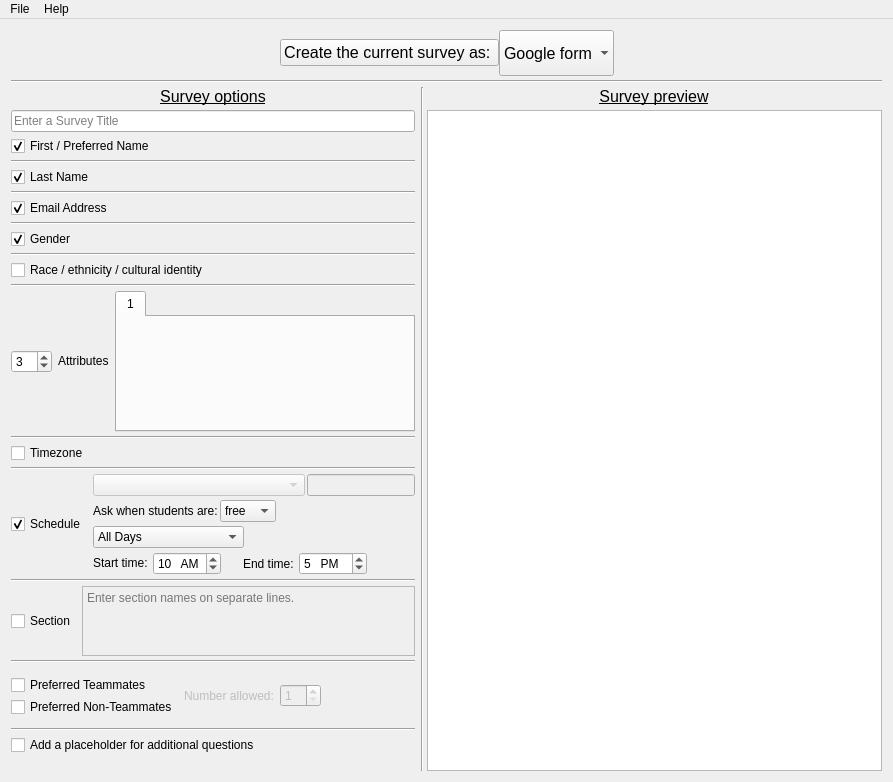
gruepr/gruepr, file surveymaker.ui: the form before one commit.
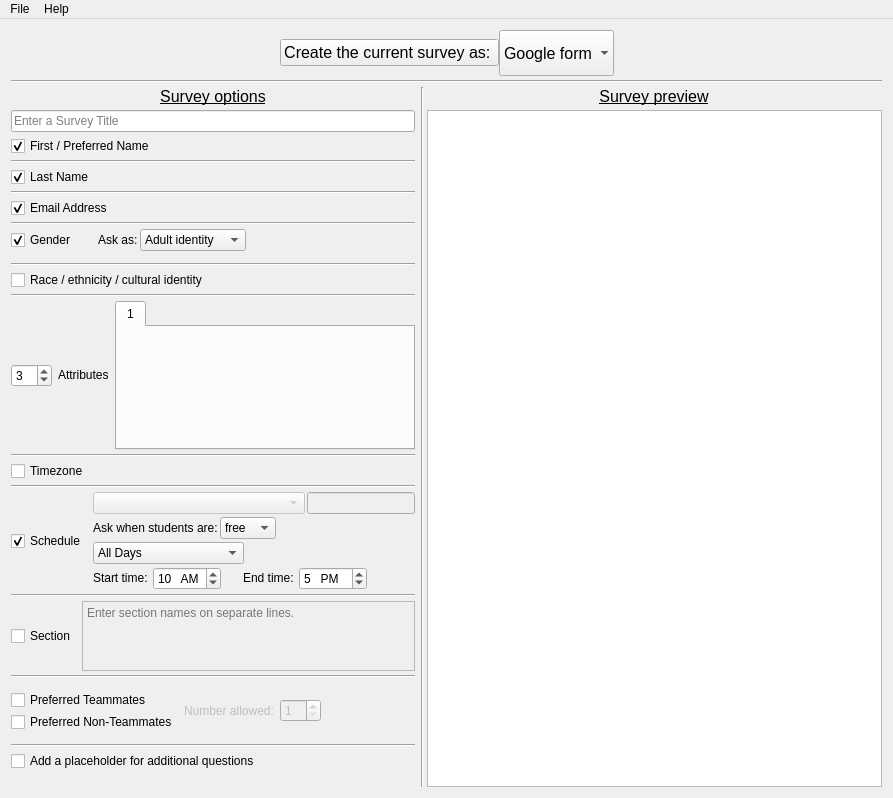
The form after the commit. Icons and pictures are not drawn.

Commit message:
Version 10.9 - Generalized gender handling
Surveymaker and gruepr now can use gender questions/values phrased as biological sex (male/female/nonbinary), adult gender (man/woman/nonbinary), child gender (boy/girl/nonbinary), or pronouns (he-him/she-her/they-them)

Diff of the .ui file:
```diff
--- a/surveymaker.ui
+++ b/surveymaker.ui
@@ -7,7 +7,7 @@
     <x>0</x>
     <y>0</y>
     <width>893</width>
-    <height>782</height>
+    <height>798</height>
    </rect>
   </property>
   <property name="windowTitle">
@@ -20,150 +20,52 @@
      <verstretch>1</verstretch>
     </sizepolicy>
    </property>
-   <layout class="QGridLayout" name="gridLayout" rowstretch="0,0,0,0,0,0,0,0,0,0,0,0,0,0,0,0,75,0,0,0,0,0,25,0,0,0,0,0,0,0,0" columnstretch="2,0,1,0">
+   <layout class="QGridLayout" name="gridLayout" rowstretch="0,0,0,0,0,0,0,0,0,0,0,0,0,0,0,0,0,75,0,0,0,0,0,0,25,0,0,0,0,0,0,0" columnstretch="2,0,1,0">
     <property name="verticalSpacing">
      <number>4</number>
     </property>
-    <item row="23" column="0">
-     <widget class="Line" name="line_10">
+    <item row="9" column="0">
+     <widget class="Line" name="line_6">
       <property name="orientation">
        <enum>Qt::Horizontal</enum>
       </property>
      </widget>
     </item>
-    <item row="1" column="0" colspan="4">
-     <layout class="QHBoxLayout" name="topBarLayout">
-      <property name="spacing">
-       <number>0</number>
+    <item row="3" column="0" colspan="4">
+     <widget class="Line" name="line_12">
+      <property name="orientation">
+       <enum>Qt::Horizontal</enum>
       </property>
-      <item>
-       <spacer name="horizontalSpacer_2">
-        <property name="orientation">
-         <enum>Qt::Horizontal</enum>
-        </property>
-        <property name="sizeHint" stdset="0">
-         <size>
-          <width>40</width>
-          <height>20</height>
-         </size>
-        </property>
-       </spacer>
-      </item>
-      <item alignment="Qt::AlignRight|Qt::AlignVCenter">
-       <widget class="QPushButton" name="makeSurveyButton">
-        <property name="sizePolicy">
-         <sizepolicy hsizetype="Fixed" vsizetype="Fixed">
-          <horstretch>0</horstretch>
-          <verstretch>0</verstretch>
-         </sizepolicy>
-        </property>
-        <property name="font">
-         <font>
-          <pointsize>12</pointsize>
-         </font>
-        </property>
-        <property name="toolTip">
-         <string>Upload the survey to your Google Drive.</string>
-        </property>
-        <property name="text">
-         <string>Create the current survey as: </string>
-        </property>
-        <property name="icon">
-         <iconset resource="gruepr.qrc">
-          <normaloff>:/icons/complete.png</normaloff>:/icons/complete.png</iconset>
-        </property>
-        <property name="iconSize">
-         <size>
-          <width>40</width>
-          <height>40</height>
-         </size>
-        </property>
-       </widget>
-      </item>
-      <item>
-       <widget class="QComboBox" name="surveyDestinationBox">
-        <property name="sizePolicy">
-         <sizepolicy hsizetype="Minimum" vsizetype="Fixed">
-          <horstretch>0</horstretch>
-          <verstretch>0</verstretch>
-         </sizepolicy>
-        </property>
-        <property name="minimumSize">
-         <size>
-          <width>0</width>
-          <height>46</height>
-         </size>
-        </property>
-        <property name="font">
-         <font>
-          <pointsize>12</pointsize>
-         </font>
-        </property>
-        <property name="toolTip">
-         <string>Choose the destination of this survey</string>
-        </property>
-        <property name="sizeAdjustPolicy">
-         <enum>QComboBox::AdjustToContents</enum>
-        </property>
-        <property name="frame">
-         <bool>false</bool>
-        </property>
-        <item>
-         <property name="text">
-          <string>Google form</string>
-         </property>
-        </item>
-        <item>
-         <property name="text">
-          <string>text files</string>
-         </property>
-        </item>
-       </widget>
-      </item>
-      <item>
-       <spacer name="horizontalSpacer_3">
-        <property name="orientation">
-         <enum>Qt::Horizontal</enum>
-        </property>
-        <property name="sizeHint" stdset="0">
-         <size>
-          <width>40</width>
-          <height>20</height>
-         </size>
-        </property>
-       </spacer>
-      </item>
-     </layout>
+     </widget>
     </item>
-    <item row="14" column="0" alignment="Qt::AlignLeft|Qt::AlignVCenter">
-     <widget class="QCheckBox" name="URMCheckBox">
+    <item row="10" column="0" alignment="Qt::AlignLeft|Qt::AlignVCenter">
+     <widget class="QCheckBox" name="emailCheckBox">
       <property name="sizePolicy">
-       <sizepolicy hsizetype="Preferred" vsizetype="Preferred">
+       <sizepolicy hsizetype="Fixed" vsizetype="Fixed">
         <horstretch>0</horstretch>
         <verstretch>0</verstretch>
        </sizepolicy>
       </property>
+      <property name="toolTip">
+       <string>This question is required.</string>
+      </property>
       <property name="text">
-       <string>Race / ethnicity / cultural identity</string>
+       <string>Email Address</string>
+      </property>
+      <property name="checked">
+       <bool>true</bool>
       </property>
      </widget>
     </item>
-    <item row="17" column="0">
+    <item row="18" column="0">
      <widget class="Line" name="line_14">
       <property name="orientation">
        <enum>Qt::Horizontal</enum>
       </property>
      </widget>
     </item>
-    <item row="4" column="1" rowspan="27" colspan="2">
-     <widget class="Line" name="line">
-      <property name="orientation">
-       <enum>Qt::Vertical</enum>
-      </property>
-     </widget>
-    </item>
-    <item row="15" column="0">
-     <widget class="Line" name="line_4">
+    <item row="20" column="0">
+     <widget class="Line" name="line_2">
       <property name="orientation">
        <enum>Qt::Horizontal</enum>
       </property>
@@ -172,7 +74,7 @@
     <item row="8" column="0" alignment="Qt::AlignLeft|Qt::AlignVCenter">
      <widget class="QCheckBox" name="lastNameCheckBox">
       <property name="sizePolicy">
-       <sizepolicy hsizetype="Preferred" vsizetype="Preferred">
+       <sizepolicy hsizetype="Fixed" vsizetype="Fixed">
         <horstretch>0</horstretch>
         <verstretch>0</verstretch>
        </sizepolicy>
@@ -188,6 +90,142 @@
       </property>
      </widget>
     </item>
+    <item row="15" column="0" alignment="Qt::AlignLeft|Qt::AlignVCenter">
+     <widget class="QCheckBox" name="URMCheckBox">
+      <property name="sizePolicy">
+       <sizepolicy hsizetype="Fixed" vsizetype="Fixed">
+        <horstretch>0</horstretch>
+        <verstretch>0</verstretch>
+       </sizepolicy>
+      </property>
+      <property name="text">
+       <string>Race / ethnicity / cultural identity</string>
+      </property>
+     </widget>
+    </item>
+    <item row="7" column="0">
+     <widget class="Line" name="line_7">
+      <property name="orientation">
+       <enum>Qt::Horizontal</enum>
+      </property>
+     </widget>
+    </item>
+    <item row="26" column="0">
+     <layout class="QGridLayout" name="teammatesGrid">
+      <property name="verticalSpacing">
+       <number>2</number>
+      </property>
+      <item row="0" column="1" rowspan="2" alignment="Qt::AlignVCenter">
+       <widget class="QLabel" name="numAllowedLabel">
+        <property name="enabled">
+         <bool>false</bool>
+        </property>
+        <property name="sizePolicy">
+         <sizepolicy hsizetype="Fixed" vsizetype="Fixed">
+          <horstretch>0</horstretch>
+          <verstretch>0</verstretch>
+         </sizepolicy>
+        </property>
+        <property name="text">
+         <string>Number allowed:</string>
+        </property>
+       </widget>
+      </item>
+      <item row="0" column="2" rowspan="2" alignment="Qt::AlignVCenter">
+       <widget class="QSpinBox" name="numAllowedSpinBox">
+        <property name="enabled">
+         <bool>false</bool>
+        </property>
+        <property name="sizePolicy">
+         <sizepolicy hsizetype="Fixed" vsizetype="Fixed">
+          <horstretch>0</horstretch>
+          <verstretch>0</verstretch>
+         </sizepolicy>
+        </property>
+        <property name="minimum">
+         <number>1</number>
+        </property>
+       </widget>
+      </item>
+      <item row="0" column="0" alignment="Qt::AlignLeft|Qt::AlignVCenter">
+       <widget class="QCheckBox" name="preferredTeammatesCheckBox">
+        <property name="sizePolicy">
+         <sizepolicy hsizetype="Fixed" vsizetype="Fixed">
+          <horstretch>0</horstretch>
+          <verstretch>0</verstretch>
+         </sizepolicy>
+        </property>
+        <property name="text">
+         <string>Preferred Teammates</string>
+        </property>
+       </widget>
+      </item>
+      <item row="1" column="0" alignment="Qt::AlignLeft|Qt::AlignVCenter">
+       <widget class="QCheckBox" name="preferredNonTeammatesCheckBox">
+        <property name="sizePolicy">
+         <sizepolicy hsizetype="Fixed" vsizetype="Fixed">
+          <horstretch>0</horstretch>
+          <verstretch>0</verstretch>
+         </sizepolicy>
+        </property>
+        <property name="text">
+         <string>Preferred Non-Teammates</string>
+        </property>
+       </widget>
+      </item>
+      <item row="0" column="3" rowspan="2">
+       <spacer name="horizontalSpacer_5">
+        <property name="orientation">
+         <enum>Qt::Horizontal</enum>
+        </property>
+        <property name="sizeHint" stdset="0">
+         <size>
+          <width>40</width>
+          <height>20</height>
+         </size>
+        </property>
+       </spacer>
+      </item>
+     </layout>
+    </item>
+    <item row="4" column="2" colspan="2" alignment="Qt::AlignHCenter">
+     <widget class="QLabel" name="PreviewLabel">
+      <property name="font">
+       <font>
+        <pointsize>12</pointsize>
+        <underline>true</underline>
+       </font>
+      </property>
+      <property name="text">
+       <string>Survey preview</string>
+      </property>
+      <property name="alignment">
+       <set>Qt::AlignCenter</set>
+      </property>
+     </widget>
+    </item>
+    <item row="4" column="0" alignment="Qt::AlignHCenter|Qt::AlignVCenter">
+     <widget class="QLabel" name="OptionsLabel">
+      <property name="sizePolicy">
+       <sizepolicy hsizetype="Fixed" vsizetype="Fixed">
+        <horstretch>0</horstretch>
+        <verstretch>0</verstretch>
+       </sizepolicy>
+      </property>
+      <property name="font">
+       <font>
+        <pointsize>12</pointsize>
+        <underline>true</underline>
+       </font>
+      </property>
+      <property name="text">
+       <string>Survey options</string>
+      </property>
+      <property name="alignment">
+       <set>Qt::AlignCenter</set>
+      </property>
+     </widget>
+    </item>
     <item row="5" column="0" alignment="Qt::AlignVCenter">
      <widget class="QLineEdit" name="surveyTitleLineEdit">
       <property name="sizePolicy">
@@ -204,64 +242,23 @@
       </property>
      </widget>
     </item>
-    <item row="9" column="0">
-     <widget class="Line" name="line_6">
-      <property name="orientation">
-       <enum>Qt::Horizontal</enum>
-      </property>
-     </widget>
-    </item>
-    <item row="28" column="0" alignment="Qt::AlignLeft|Qt::AlignVCenter">
-     <widget class="QCheckBox" name="additionalQuestionsCheckBox">
+    <item row="19" column="0">
+     <widget class="QCheckBox" name="timezoneCheckBox">
       <property name="sizePolicy">
-       <sizepolicy hsizetype="Preferred" vsizetype="Preferred">
+       <sizepolicy hsizetype="Fixed" vsizetype="Fixed">
         <horstretch>0</horstretch>
         <verstretch>0</verstretch>
        </sizepolicy>
       </property>
-      <property name="text">
-       <string>Add a placeholder for additional questions</string>
+      <property name="toolTip">
+       <string>&lt;html&gt;If students will be in multiple timezones, this option adds a timezone question.&lt;/html&gt;</string>
       </property>
-     </widget>
-    </item>
-    <item row="21" column="0">
-     <widget class="Line" name="line_9">
-      <property name="orientation">
-       <enum>Qt::Horizontal</enum>
-      </property>
-     </widget>
-    </item>
-    <item row="11" column="0">
-     <widget class="Line" name="line_5">
-      <property name="orientation">
-       <enum>Qt::Horizontal</enum>
-      </property>
-     </widget>
-    </item>
-    <item row="3" column="0" colspan="4">
-     <widget class="Line" name="line_12">
-      <property name="orientation">
-       <enum>Qt::Horizontal</enum>
-      </property>
-     </widget>
-    </item>
-    <item row="12" column="0" alignment="Qt::AlignLeft|Qt::AlignVCenter">
-     <widget class="QCheckBox" name="genderCheckBox">
-      <property name="sizePolicy">
-       <sizepolicy hsizetype="Preferred" vsizetype="Preferred">
-        <horstretch>0</horstretch>
-        <verstretch>0</verstretch>
-       </sizepolicy>
-      </property>
       <property name="text">
-       <string>Gender</string>
+       <string>Timezone</string>
       </property>
-      <property name="checked">
-       <bool>true</bool>
-      </property>
      </widget>
     </item>
-    <item row="5" column="2" rowspan="26" colspan="2">
+    <item row="5" column="2" rowspan="27" colspan="2">
      <widget class="QTextEdit" name="previewText">
       <property name="sizePolicy">
        <sizepolicy hsizetype="Ignored" vsizetype="Ignored">
@@ -302,48 +299,155 @@
       </property>
      </widget>
     </item>
-    <item row="4" column="2" colspan="2" alignment="Qt::AlignHCenter">
-     <widget class="QLabel" name="PreviewLabel">
-      <property name="font">
-       <font>
-        <pointsize>12</pointsize>
-        <underline>true</underline>
-       </font>
+    <item row="1" column="0" colspan="4">
+     <layout class="QHBoxLayout" name="topBarLayout">
+      <property name="spacing">
+       <number>0</number>
       </property>
-      <property name="text">
-       <string>Survey preview</string>
-      </property>
-      <property name="alignment">
-       <set>Qt::AlignCenter</set>
-      </property>
-     </widget>
-    </item>
-    <item row="25" column="0">
-     <layout class="QGridLayout" name="teammatesGrid">
-      <property name="verticalSpacing">
-       <number>2</number>
-      </property>
-      <item row="0" column="1" rowspan="2" alignment="Qt::AlignVCenter">
-       <widget class="QLabel" name="numAllowedLabel">
-        <property name="enabled">
-         <bool>false</bool>
+      <item>
+       <spacer name="horizontalSpacer_2">
+        <property name="orientation">
+         <enum>Qt::Horizontal</enum>
         </property>
+        <property name="sizeHint" stdset="0">
+         <size>
+          <width>40</width>
+          <height>20</height>
+         </size>
+        </property>
+       </spacer>
+      </item>
+      <item alignment="Qt::AlignRight|Qt::AlignVCenter">
+       <widget class="QPushButton" name="makeSurveyButton">
         <property name="sizePolicy">
-         <sizepolicy hsizetype="Fixed" vsizetype="Preferred">
+         <sizepolicy hsizetype="Fixed" vsizetype="Fixed">
           <horstretch>0</horstretch>
           <verstretch>0</verstretch>
          </sizepolicy>
         </property>
+        <property name="font">
+         <font>
+          <pointsize>12</pointsize>
+         </font>
+        </property>
+        <property name="toolTip">
+         <string>Upload the survey to your Google Drive.</string>
+        </property>
         <property name="text">
-         <string>Number allowed:</string>
+         <string>Create the current survey as: </string>
+        </property>
+        <property name="icon">
+         <iconset resource="gruepr.qrc">
+          <normaloff>:/icons/complete.png</normaloff>:/icons/complete.png</iconset>
+        </property>
+        <property name="iconSize">
+         <size>
+          <width>40</width>
+          <height>40</height>
+         </size>
         </property>
        </widget>
       </item>
-      <item row="0" column="2" rowspan="2" alignment="Qt::AlignVCenter">
-       <widget class="QSpinBox" name="numAllowedSpinBox">
-        <property name="enabled">
+      <item>
+       <widget class="QComboBox" name="surveyDestinationBox">
+        <property name="sizePolicy">
+         <sizepolicy hsizetype="Minimum" vsizetype="Fixed">
+          <horstretch>0</horstretch>
+          <verstretch>0</verstretch>
+         </sizepolicy>
+        </property>
+        <property name="minimumSize">
+         <size>
+          <width>0</width>
+          <height>46</height>
+         </size>
+        </property>
+        <property name="font">
+         <font>
+          <pointsize>12</pointsize>
+         </font>
+        </property>
+        <property name="toolTip">
+         <string>Choose the destination of this survey</string>
+        </property>
+        <property name="sizeAdjustPolicy">
+         <enum>QComboBox::AdjustToContents</enum>
+        </property>
+        <property name="frame">
          <bool>false</bool>
         </property>
+        <item>
+         <property name="text">
+          <string>Google form</string>
+         </property>
+        </item>
+        <item>
+         <property name="text">
+          <string>text files</string>
+         </property>
+        </item>
+       </widget>
+      </item>
+      <item>
+       <spacer name="horizontalSpacer_3">
+        <property name="orientation">
+         <enum>Qt::Horizontal</enum>
+        </property>
+        <property name="sizeHint" stdset="0">
+         <size>
+          <width>40</width>
+          <height>20</height>
+         </size>
+        </property>
+       </spacer>
+      </item>
+     </layout>
+    </item>
+    <item row="4" column="1" rowspan="28" colspan="2">
+     <widget class="Line" name="line">
+      <property name="orientation">
+       <enum>Qt::Vertical</enum>
+      </property>
+     </widget>
+    </item>
+    <item row="16" column="0">
+     <widget class="Line" name="line_4">
+      <property name="orientation">
+       <enum>Qt::Horizontal</enum>
+      </property>
+     </widget>
+    </item>
+    <item row="24" column="0">
+     <widget class="Line" name="line_10">
+      <property name="orientation">
+       <enum>Qt::Horizontal</enum>
+      </property>
+     </widget>
+    </item>
+    <item row="29" column="0" alignment="Qt::AlignLeft|Qt::AlignVCenter">
+     <widget class="QCheckBox" name="additionalQuestionsCheckBox">
+      <property name="sizePolicy">
+       <sizepolicy hsizetype="Fixed" vsizetype="Fixed">
+        <horstretch>0</horstretch>
+        <verstretch>0</verstretch>
+       </sizepolicy>
+      </property>
+      <property name="text">
+       <string>Add a placeholder for additional questions</string>
+      </property>
+     </widget>
+    </item>
+    <item row="11" column="0">
+     <widget class="Line" name="line_5">
+      <property name="orientation">
+       <enum>Qt::Horizontal</enum>
+      </property>
+     </widget>
+    </item>
+    <item row="17" column="0">
+     <layout class="QHBoxLayout" name="attributesLayout" stretch="0,0,2">
+      <item alignment="Qt::AlignLeft|Qt::AlignVCenter">
+       <widget class="QSpinBox" name="attributeCountSpinBox">
         <property name="sizePolicy">
          <sizepolicy hsizetype="Fixed" vsizetype="Fixed">
           <horstretch>0</horstretch>
@@ -351,57 +455,136 @@
          </sizepolicy>
         </property>
         <property name="minimum">
-         <number>1</number>
+         <number>0</number>
         </property>
+        <property name="maximum">
+         <number>15</number>
+        </property>
+        <property name="value">
+         <number>3</number>
+        </property>
        </widget>
       </item>
-      <item row="0" column="0" alignment="Qt::AlignLeft|Qt::AlignVCenter">
-       <widget class="QCheckBox" name="preferredTeammatesCheckBox">
+      <item alignment="Qt::AlignLeft|Qt::AlignVCenter">
+       <widget class="QLabel" name="attributeLabel">
         <property name="sizePolicy">
-         <sizepolicy hsizetype="Preferred" vsizetype="Preferred">
+         <sizepolicy hsizetype="Fixed" vsizetype="Fixed">
           <horstretch>0</horstretch>
           <verstretch>0</verstretch>
          </sizepolicy>
         </property>
         <property name="text">
-         <string>Preferred Teammates</string>
+         <string>Attributes</string>
         </property>
        </widget>
       </item>
-      <item row="1" column="0" alignment="Qt::AlignLeft|Qt::AlignVCenter">
-       <widget class="QCheckBox" name="preferredNonTeammatesCheckBox">
+      <item>
+       <widget class="QTabWidget" name="attributesTabWidget">
         <property name="sizePolicy">
-         <sizepolicy hsizetype="Preferred" vsizetype="Preferred">
-          <horstretch>0</horstretch>
-          <verstretch>0</verstretch>
+         <sizepolicy hsizetype="Ignored" vsizetype="MinimumExpanding">
+          <horstretch>2</horstretch>
+          <verstretch>2</verstretch>
          </sizepolicy>
         </property>
-        <property name="text">
-         <string>Preferred Non-Teammates</string>
-        </property>
-       </widget>
-      </item>
-      <item row="0" column="3" rowspan="2">
-       <spacer name="horizontalSpacer_5">
-        <property name="orientation">
-         <enum>Qt::Horizontal</enum>
-        </property>
-        <property name="sizeHint" stdset="0">
+        <property name="minimumSize">
          <size>
-          <width>40</width>
-          <height>20</height>
+          <width>300</width>
+          <height>140</height>
          </size>
         </property>
-       </spacer>
+        <property name="currentIndex">
+         <number>0</number>
+        </property>
+        <property name="usesScrollButtons">
+         <bool>false</bool>
+        </property>
+        <property name="movable">
+         <bool>true</bool>
+        </property>
+        <widget class="QWidget" name="fillinTab">
+         <attribute name="title">
+          <string>1</string>
+         </attribute>
+        </widget>
+       </widget>
       </item>
      </layout>
     </item>
-    <item row="20" column="0">
+    <item row="23" column="0">
+     <layout class="QHBoxLayout" name="sectionLayout" stretch="0,0">
+      <item alignment="Qt::AlignLeft|Qt::AlignVCenter">
+       <widget class="QCheckBox" name="sectionCheckBox">
+        <property name="sizePolicy">
+         <sizepolicy hsizetype="Fixed" vsizetype="Fixed">
+          <horstretch>0</horstretch>
+          <verstretch>0</verstretch>
+         </sizepolicy>
+        </property>
+        <property name="text">
+         <string>Section</string>
+        </property>
+       </widget>
+      </item>
+      <item>
+       <widget class="QTextEdit" name="sectionNamesTextEdit">
+        <property name="enabled">
+         <bool>false</bool>
+        </property>
+        <property name="sizePolicy">
+         <sizepolicy hsizetype="Preferred" vsizetype="Expanding">
+          <horstretch>2</horstretch>
+          <verstretch>2</verstretch>
+         </sizepolicy>
+        </property>
+        <property name="placeholderText">
+         <string>Enter section names on separate lines.</string>
+        </property>
+       </widget>
+      </item>
+     </layout>
+    </item>
+    <item row="28" column="0">
+     <widget class="Line" name="line_13">
+      <property name="orientation">
+       <enum>Qt::Horizontal</enum>
+      </property>
+     </widget>
+    </item>
+    <item row="14" column="0">
+     <widget class="Line" name="line_3">
+      <property name="orientation">
+       <enum>Qt::Horizontal</enum>
+      </property>
+     </widget>
+    </item>
+    <item row="6" column="0" alignment="Qt::AlignLeft|Qt::AlignVCenter">
+     <widget class="QCheckBox" name="firstNameCheckBox">
+      <property name="sizePolicy">
+       <sizepolicy hsizetype="Fixed" vsizetype="Fixed">
+        <horstretch>0</horstretch>
+        <verstretch>0</verstretch>
+       </sizepolicy>
+      </property>
+      <property name="toolTip">
+       <string>This question is required.</string>
+      </property>
+      <property name="text">
+       <string>First / Preferred Name</string>
+      </property>
+      <property name="checkable">
+       <bool>true</bool>
+      </property>
+      <property name="checked">
+       <bool>true</bool>
+      </property>
+     </widget>
+    </item>
+    <item row="21" column="0">
      <layout class="QHBoxLayout" name="scheduleLayout" stretch="0,2">
       <item alignment="Qt::AlignLeft|Qt::AlignVCenter">
        <widget class="QCheckBox" name="scheduleCheckBox">
         <property name="sizePolicy">
-         <sizepolicy hsizetype="Preferred" vsizetype="Preferred">
+         <sizepolicy hsizetype="Fixed" vsizetype="Fixed">
           <horstretch>0</horstretch>
           <verstretch>0</verstretch>
          </sizepolicy>
@@ -417,7 +600,7 @@
       <item>
        <layout class="QVBoxLayout" name="scheduleVerticalLayout">
         <property name="spacing">
-         <number>4</number>
+         <number>3</number>
         </property>
         <item>
          <layout class="QHBoxLayout" name="timezoneLayout" stretch="2,1">
@@ -471,6 +654,12 @@
           </property>
           <item alignment="Qt::AlignLeft|Qt::AlignVCenter">
            <widget class="QLabel" name="busyFreeLabel">
+            <property name="sizePolicy">
+             <sizepolicy hsizetype="Fixed" vsizetype="Fixed">
+              <horstretch>0</horstretch>
+              <verstretch>0</verstretch>
+             </sizepolicy>
+            </property>
             <property name="text">
              <string>Ask when students are:</string>
             </property>
@@ -501,7 +690,7 @@
             <property name="sizeHint" stdset="0">
              <size>
               <width>40</width>
-              <height>20</height>
+              <height>0</height>
              </size>
             </property>
            </spacer>
@@ -511,7 +700,7 @@
         <item alignment="Qt::AlignLeft|Qt::AlignVCenter">
          <widget class="QComboBox" name="daysComboBox">
           <property name="sizePolicy">
-           <sizepolicy hsizetype="Preferred" vsizetype="Preferred">
+           <sizepolicy hsizetype="Fixed" vsizetype="Fixed">
             <horstretch>0</horstretch>
             <verstretch>0</verstretch>
            </sizepolicy>
@@ -549,7 +738,7 @@
           <item alignment="Qt::AlignLeft|Qt::AlignVCenter">
            <widget class="QLabel" name="timeStartLabel">
             <property name="sizePolicy">
-             <sizepolicy hsizetype="Fixed" vsizetype="Preferred">
+             <sizepolicy hsizetype="Fixed" vsizetype="Fixed">
               <horstretch>0</horstretch>
               <verstretch>0</verstretch>
              </sizepolicy>
@@ -634,7 +823,7 @@
             <property name="sizeHint" stdset="0">
              <size>
               <width>20</width>
-              <height>20</height>
+              <height>0</height>
              </size>
             </property>
            </spacer>
@@ -642,7 +831,7 @@
           <item>
            <widget class="QLabel" name="timeEndLabel">
             <property name="sizePolicy">
-             <sizepolicy hsizetype="Fixed" vsizetype="Preferred">
+             <sizepolicy hsizetype="Fixed" vsizetype="Fixed">
               <horstretch>0</horstretch>
               <verstretch>0</verstretch>
              </sizepolicy>
@@ -724,7 +913,7 @@
             <property name="sizeHint" stdset="0">
              <size>
               <width>40</width>
-              <height>20</height>
+              <height>0</height>
              </size>
             </property>
            </spacer>
@@ -735,188 +924,114 @@
       </item>
      </layout>
     </item>
-    <item row="4" column="0" alignment="Qt::AlignHCenter|Qt::AlignVCenter">
-     <widget class="QLabel" name="OptionsLabel">
-      <property name="font">
-       <font>
-        <pointsize>12</pointsize>
-        <underline>true</underline>
-       </font>
-      </property>
-      <property name="text">
-       <string>Survey options</string>
-      </property>
-      <property name="alignment">
-       <set>Qt::AlignCenter</set>
-      </property>
-     </widget>
-    </item>
-    <item row="16" column="0">
-     <layout class="QHBoxLayout" name="attributesLayout" stretch="0,0,2">
-      <item alignment="Qt::AlignLeft|Qt::AlignVCenter">
-       <widget class="QSpinBox" name="attributeCountSpinBox">
-        <property name="sizePolicy">
-         <sizepolicy hsizetype="Preferred" vsizetype="Preferred">
-          <horstretch>0</horstretch>
-          <verstretch>0</verstretch>
-         </sizepolicy>
-        </property>
-        <property name="minimum">
-         <number>0</number>
-        </property>
-        <property name="maximum">
-         <number>15</number>
-        </property>
-        <property name="value">
-         <number>3</number>
-        </property>
-       </widget>
-      </item>
-      <item alignment="Qt::AlignLeft|Qt::AlignVCenter">
-       <widget class="QLabel" name="attributeLabel">
-        <property name="text">
-         <string>Attributes</string>
-        </property>
-       </widget>
-      </item>
-      <item>
-       <widget class="QTabWidget" name="attributesTabWidget">
-        <property name="sizePolicy">
-         <sizepolicy hsizetype="Ignored" vsizetype="Ignored">
-          <horstretch>2</horstretch>
-          <verstretch>2</verstretch>
-         </sizepolicy>
-        </property>
-        <property name="minimumSize">
-         <size>
-          <width>300</width>
-          <height>125</height>
-         </size>
-        </property>
-        <property name="currentIndex">
-         <number>0</number>
-        </property>
-        <property name="usesScrollButtons">
-         <bool>false</bool>
-        </property>
-        <property name="movable">
-         <bool>true</bool>
-        </property>
-        <widget class="QWidget" name="fillinTab">
-         <attribute name="title">
-          <string>1</string>
-         </attribute>
-        </widget>
-       </widget>
-      </item>
-     </layout>
-    </item>
-    <item row="18" column="0">
-     <widget class="QCheckBox" name="timezoneCheckBox">
-      <property name="toolTip">
-       <string>&lt;html&gt;If students will be in multiple timezones, this option adds a timezone question.&lt;/html&gt;</string>
-      </property>
-      <property name="text">
-       <string>Timezone</string>
-      </property>
-     </widget>
-    </item>
     <item row="22" column="0">
-     <layout class="QHBoxLayout" name="sectionLayout" stretch="0,0">
-      <item alignment="Qt::AlignLeft|Qt::AlignVCenter">
-       <widget class="QCheckBox" name="sectionCheckBox">
+     <widget class="Line" name="line_9">
+      <property name="orientation">
+       <enum>Qt::Horizontal</enum>
+      </property>
+     </widget>
+    </item>
+    <item row="12" column="0">
+     <layout class="QHBoxLayout" name="genderLayout" stretch="0,0,0,0,2">
+      <property name="spacing">
+       <number>2</number>
+      </property>
+      <item>
+       <widget class="QCheckBox" name="genderCheckBox">
+        <property name="sizePolicy">
+         <sizepolicy hsizetype="Fixed" vsizetype="Fixed">
+          <horstretch>0</horstretch>
+          <verstretch>0</verstretch>
+         </sizepolicy>
+        </property>
         <property name="text">
-         <string>Section</string>
+         <string>Gender</string>
         </property>
+        <property name="checked">
+         <bool>true</bool>
+        </property>
        </widget>
       </item>
       <item>
-       <widget class="QTextEdit" name="sectionNamesTextEdit">
-        <property name="enabled">
-         <bool>false</bool>
+       <spacer name="horizontalSpacer_8">
+        <property name="orientation">
+         <enum>Qt::Horizontal</enum>
         </property>
+        <property name="sizeType">
+         <enum>QSizePolicy::Fixed</enum>
+        </property>
+        <property name="sizeHint" stdset="0">
+         <size>
+          <width>20</width>
+          <height>0</height>
+         </size>
+        </property>
+       </spacer>
+      </item>
+      <item>
+       <widget class="QLabel" name="genderResponsesLabel">
         <property name="sizePolicy">
-         <sizepolicy hsizetype="Preferred" vsizetype="Preferred">
-          <horstretch>2</horstretch>
-          <verstretch>2</verstretch>
+         <sizepolicy hsizetype="Fixed" vsizetype="Fixed">
+          <horstretch>0</horstretch>
+          <verstretch>0</verstretch>
          </sizepolicy>
         </property>
-        <property name="placeholderText">
-         <string>Enter section names on separate lines.</string>
+        <property name="text">
+         <string>Ask as:</string>
         </property>
        </widget>
       </item>
+      <item>
+       <widget class="QComboBox" name="genderResponsesComboBox">
+        <property name="sizePolicy">
+         <sizepolicy hsizetype="Fixed" vsizetype="Fixed">
+          <horstretch>0</horstretch>
+          <verstretch>0</verstretch>
+         </sizepolicy>
+        </property>
+        <property name="currentIndex">
+         <number>1</number>
+        </property>
+        <property name="sizeAdjustPolicy">
+         <enum>QComboBox::AdjustToContents</enum>
+        </property>
+        <item>
+         <property name="text">
+          <string>Biological sex</string>
+         </property>
+        </item>
+        <item>
+         <property name="text">
+          <string>Adult identity</string>
+         </property>
+        </item>
+        <item>
+         <property name="text">
+          <string>Child identity</string>
+         </property>
+        </item>
+        <item>
+         <property name="text">
+          <string>Pronoun</string>
+         </property>
+        </item>
+       </widget>
+      </item>
+      <item>
+       <spacer name="horizontalSpacer_7">
+        <property name="orientation">
+         <enum>Qt::Horizontal</enum>
+        </property>
+        <property name="sizeHint" stdset="0">
+         <size>
+          <width>40</width>
+          <height>0</height>
+         </size>
+        </property>
+       </spacer>
+      </item>
      </layout>
     </item>
-    <item row="27" column="0">
-     <widget class="Line" name="line_13">
-      <property name="orientation">
-       <enum>Qt::Horizontal</enum>
-      </property>
-     </widget>
-    </item>
-    <item row="7" column="0">
-     <widget class="Line" name="line_7">
-      <property name="orientation">
-       <enum>Qt::Horizontal</enum>
-      </property>
-     </widget>
-    </item>
-    <item row="13" column="0">
-     <widget class="Line" name="line_3">
-      <property name="orientation">
-       <enum>Qt::Horizontal</enum>
-      </property>
-     </widget>
-    </item>
-    <item row="6" column="0" alignment="Qt::AlignLeft|Qt::AlignVCenter">
-     <widget class="QCheckBox" name="firstNameCheckBox">
-      <property name="sizePolicy">
-       <sizepolicy hsizetype="Preferred" vsizetype="Preferred">
-        <horstretch>0</horstretch>
-        <verstretch>0</verstretch>
-       </sizepolicy>
-      </property>
-      <property name="toolTip">
-       <string>This question is required.</string>
-      </property>
-      <property name="text">
-       <string>First / Preferred Name</string>
-      </property>
-      <property name="checkable">
-       <bool>true</bool>
-      </property>
-      <property name="checked">
-       <bool>true</bool>
-      </property>
-     </widget>
-    </item>
-    <item row="10" column="0" alignment="Qt::AlignLeft|Qt::AlignVCenter">
-     <widget class="QCheckBox" name="emailCheckBox">
-      <property name="sizePolicy">
-       <sizepolicy hsizetype="Preferred" vsizetype="Preferred">
-        <horstretch>0</horstretch>
-        <verstretch>0</verstretch>
-       </sizepolicy>
-      </property>
-      <property name="toolTip">
-       <string>This question is required.</string>
-      </property>
-      <property name="text">
-       <string>Email Address</string>
-      </property>
-      <property name="checked">
-       <bool>true</bool>
-      </property>
-     </widget>
-    </item>
-    <item row="19" column="0">
-     <widget class="Line" name="line_2">
-      <property name="orientation">
-       <enum>Qt::Horizontal</enum>
-      </property>
-     </widget>
-    </item>
    </layout>
   </widget>
   <widget class="QMenuBar" name="menuBar">
```
The commit also changes 16 other files.
